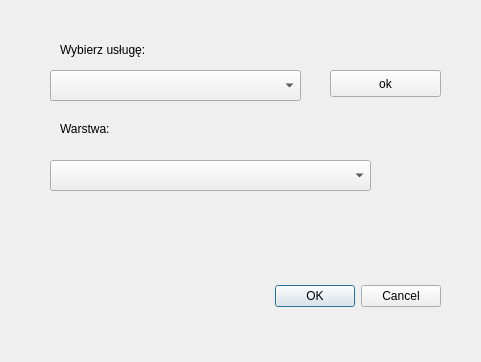
The window that qwms_dialog_base.ui (adamczi/QWMS) describes before a commit, drawn with Qt 5.
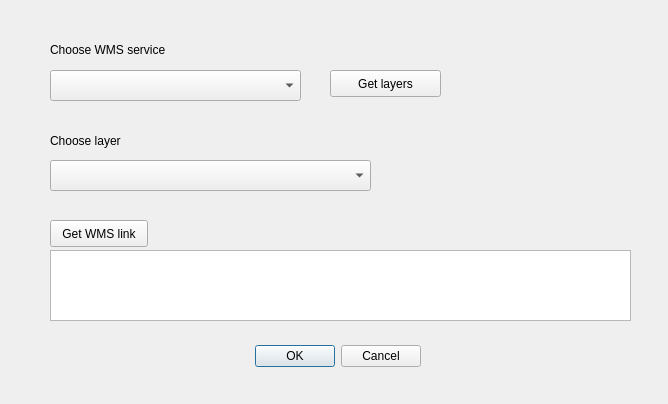
The same window after the commit.

The edit to the form file:
```diff
--- a/qwms_dialog_base.ui
+++ b/qwms_dialog_base.ui
@@ -6,8 +6,8 @@
    <rect>
     <x>0</x>
     <y>0</y>
-    <width>481</width>
-    <height>362</height>
+    <width>668</width>
+    <height>404</height>
    </rect>
   </property>
   <property name="windowTitle">
@@ -16,8 +16,8 @@
   <widget class="QDialogButtonBox" name="button_box">
    <property name="geometry">
     <rect>
-     <x>100</x>
-     <y>280</y>
+     <x>80</x>
+     <y>340</y>
      <width>341</width>
      <height>32</height>
     </rect>
@@ -42,14 +42,14 @@
   <widget class="QLabel" name="label">
    <property name="geometry">
     <rect>
-     <x>60</x>
+     <x>50</x>
      <y>40</y>
-     <width>111</width>
+     <width>261</width>
      <height>20</height>
     </rect>
    </property>
    <property name="text">
-    <string>Wybierz usługę:</string>
+    <string>Choose WMS service</string>
    </property>
   </widget>
   <widget class="QComboBox" name="comboBox_2">
@@ -65,14 +65,14 @@
   <widget class="QLabel" name="label_2">
    <property name="geometry">
     <rect>
-     <x>60</x>
-     <y>120</y>
-     <width>66</width>
-     <height>17</height>
+     <x>50</x>
+     <y>130</y>
+     <width>141</width>
+     <height>21</height>
     </rect>
    </property>
    <property name="text">
-    <string>Warstwa:</string>
+    <string>Choose layer</string>
    </property>
   </widget>
   <widget class="QPushButton" name="pushButton">
@@ -85,7 +85,30 @@
     </rect>
    </property>
    <property name="text">
-    <string>ok</string>
+    <string>Get layers</string>
+   </property>
+  </widget>
+  <widget class="QTextEdit" name="textEdit">
+   <property name="geometry">
+    <rect>
+     <x>50</x>
+     <y>250</y>
+     <width>581</width>
+     <height>71</height>
+    </rect>
+   </property>
+  </widget>
+  <widget class="QPushButton" name="pushButton_2">
+   <property name="geometry">
+    <rect>
+     <x>50</x>
+     <y>220</y>
+     <width>98</width>
+     <height>27</height>
+    </rect>
+   </property>
+   <property name="text">
+    <string>Get WMS link</string>
    </property>
   </widget>
  </widget>
```
